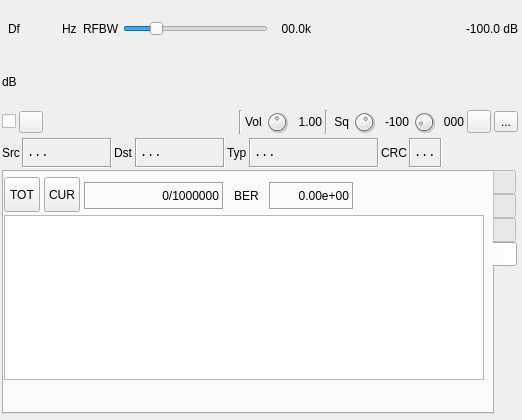
First picture: the form in plugins/channelrx/demodm17/m17demodgui.ui, repository f4exb/sdrangel, before the edit.
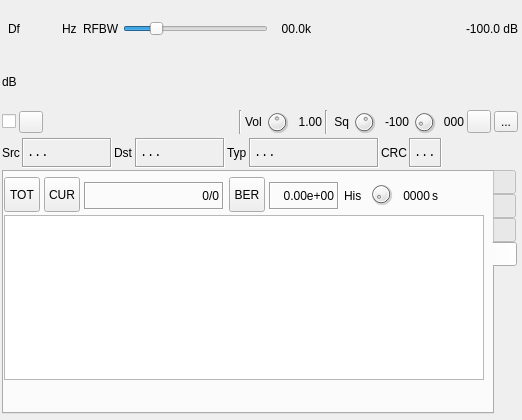
Second picture: the form after the edit. The open tabs and pages were chosen to show the change. Icons and pictures are not drawn. Custom widgets are drawn as their Qt base class.

Patch:
```diff
--- a/plugins/channelrx/demodm17/m17demodgui.ui
+++ b/plugins/channelrx/demodm17/m17demodgui.ui
@@ -1673,43 +1673,18 @@
          <enum>QFrame::Sunken</enum>
         </property>
         <property name="text">
-         <string>0/1000000</string>
+         <string>0/0</string>
         </property>
         <property name="alignment">
          <set>Qt::AlignRight|Qt::AlignTrailing|Qt::AlignVCenter</set>
         </property>
        </widget>
-       <widget class="QLabel" name="berLabel">
-        <property name="geometry">
-         <rect>
-          <x>230</x>
-          <y>10</y>
-          <width>30</width>
-          <height>28</height>
-         </rect>
-        </property>
-        <property name="minimumSize">
-         <size>
-          <width>30</width>
-          <height>0</height>
-         </size>
-        </property>
-        <property name="toolTip">
-         <string>Total BER</string>
-        </property>
-        <property name="text">
-         <string>BER</string>
-        </property>
-        <property name="alignment">
-         <set>Qt::AlignLeading|Qt::AlignLeft|Qt::AlignVCenter</set>
-        </property>
-       </widget>
        <widget class="QLabel" name="berRatio">
         <property name="geometry">
          <rect>
           <x>265</x>
           <y>10</y>
-          <width>85</width>
+          <width>70</width>
           <height>28</height>
          </rect>
         </property>
@@ -1777,6 +1752,101 @@
          </rect>
         </property>
        </widget>
+       <widget class="QLabel" name="berHistoryLabel">
+        <property name="geometry">
+         <rect>
+          <x>340</x>
+          <y>10</y>
+          <width>21</width>
+          <height>28</height>
+         </rect>
+        </property>
+        <property name="text">
+         <string>His</string>
+        </property>
+       </widget>
+       <widget class="QDial" name="berHistory">
+        <property name="geometry">
+         <rect>
+          <x>365</x>
+          <y>10</y>
+          <width>24</width>
+          <height>24</height>
+         </rect>
+        </property>
+        <property name="maximumSize">
+         <size>
+          <width>24</width>
+          <height>28</height>
+         </size>
+        </property>
+        <property name="toolTip">
+         <string>Maximum BER history on the graph (seconds)</string>
+        </property>
+        <property name="minimum">
+         <number>1</number>
+        </property>
+        <property name="maximum">
+         <number>360</number>
+        </property>
+        <property name="pageStep">
+         <number>1</number>
+        </property>
+        <property name="value">
+         <number>6</number>
+        </property>
+        <property name="sliderPosition">
+         <number>6</number>
+        </property>
+       </widget>
+       <widget class="QLabel" name="berHistoryText">
+        <property name="geometry">
+         <rect>
+          <x>395</x>
+          <y>10</y>
+          <width>31</width>
+          <height>28</height>
+         </rect>
+        </property>
+        <property name="toolTip">
+         <string>Maximum BER history on the graph (seconds)</string>
+        </property>
+        <property name="text">
+         <string>0000</string>
+        </property>
+        <property name="alignment">
+         <set>Qt::AlignRight|Qt::AlignTrailing|Qt::AlignVCenter</set>
+        </property>
+       </widget>
+       <widget class="QLabel" name="berHistoryUnits">
+        <property name="geometry">
+         <rect>
+          <x>428</x>
+          <y>10</y>
+          <width>16</width>
+          <height>28</height>
+         </rect>
+        </property>
+        <property name="text">
+         <string>s</string>
+        </property>
+       </widget>
+       <widget class="ButtonSwitch" name="berButton">
+        <property name="geometry">
+         <rect>
+          <x>225</x>
+          <y>5</y>
+          <width>36</width>
+          <height>35</height>
+         </rect>
+        </property>
+        <property name="toolTip">
+         <string>Toggle BER or error values display on graph</string>
+        </property>
+        <property name="text">
+         <string>BER</string>
+        </property>
+       </widget>
       </widget>
      </widget>
     </item>
```
